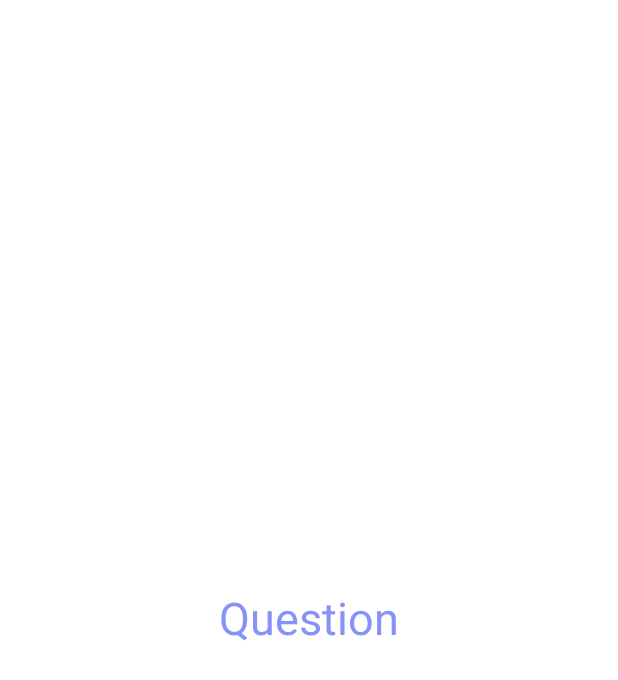
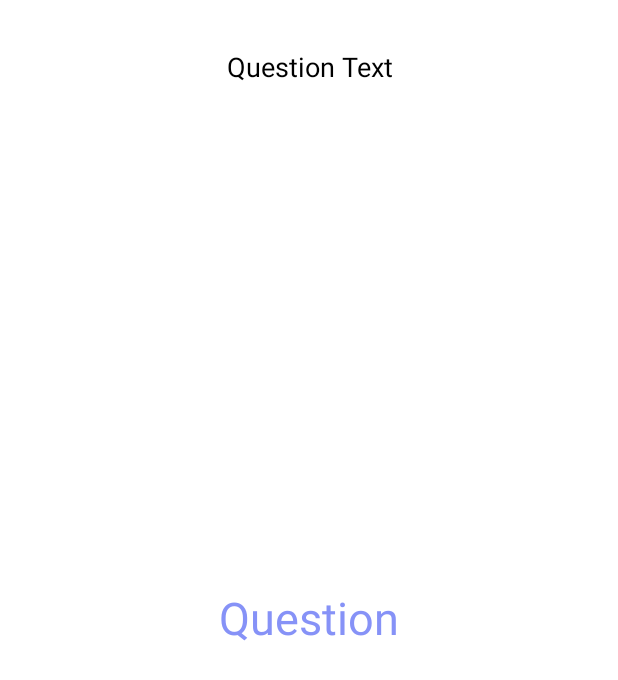
Before and after one commit to waterextract/Projekt_Inzynieria_Oprogramowania, an Android app: the QuestionActivity screen opened directly, with no data from a screen before it, on a phone screen of 412 x 824 dp. Shown: the top 680 px of the screen. Run offline under Robolectric (Android 15) with nearby library versions, the phone set to English and light mode, and no system bars; our stand-ins replace Firebase (no records; nobody signed in at launch, a user with empty details on screens opened directly); 1 statement that could not run was skipped.

Commit message:
Initial Commit

```diff
--- a/app/src/main/java/com/juliaijustyna/apka/LobbyActivity.kt
+++ b/app/src/main/java/com/juliaijustyna/apka/LobbyActivity.kt
@@ -212,7 +212,7 @@ class LobbyActivity : AppCompatActivity() {
             Toast.makeText(this@LobbyActivity, "Losowanie aktywności!", Toast.LENGTH_SHORT).show()
 
             // Losowanie liczby od 1 do 3 (możesz dostosować zakres do ilości dostępnych aktywności)
-            val randomNumber = Random.nextInt(1, 4)
+            val randomNumber = Random.nextInt(1, 2)
 
             // Zmiana stanu pokoju na "playing" i przekazanie informacji o wylosowanej aktywności
             roomRef.child("state").setValue("playing$randomNumber")
--- a/app/src/main/res/layout/activity_question.xml
+++ b/app/src/main/res/layout/activity_question.xml
@@ -18,4 +18,16 @@
         android:textColor="@color/lavender"
         />
 
+    <TextView
+        android:id="@+id/questionTextView"
+        android:layout_width="match_parent"
+        android:layout_height="wrap_content"
+        android:textSize="18sp"
+        android:padding="16dp"
+        android:textColor="@android:color/black"
+        android:text="Question Text"
+        android:gravity="center"
+        android:layout_marginTop="16dp"/>
+
+
 </RelativeLayout>
```
Also changed, not shown: app/src/main/java/com/juliaijustyna/apka/QuestionActivity.kt (+96 -15 lines).
